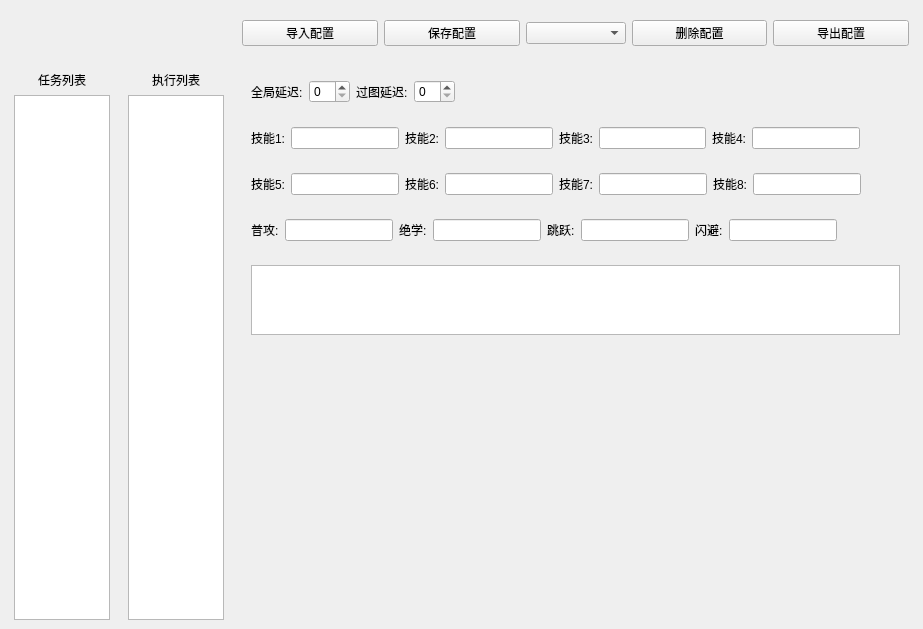
Qt form ui/ScriptWindow.ui (Thetrint/snow-elves) before a commit.
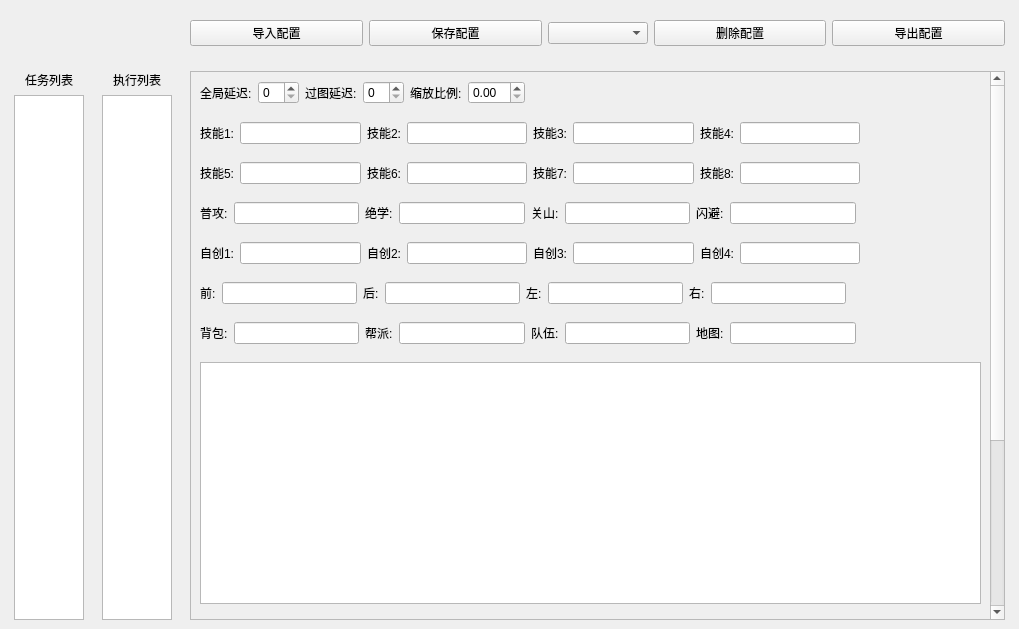
The same form after that commit. Custom widgets are drawn as their Qt base class.

The edit to the form file:
```diff
--- a/ui/ScriptWindow.ui
+++ b/ui/ScriptWindow.ui
@@ -6,7 +6,7 @@
    <rect>
     <x>0</x>
     <y>0</y>
-    <width>923</width>
+    <width>1019</width>
     <height>629</height>
    </rect>
   </property>
@@ -137,7 +137,7 @@
     <widget class="QStackedWidget" name="stackedWidget">
      <property name="sizePolicy">
       <sizepolicy hsizetype="Preferred" vsizetype="Preferred">
-       <horstretch>6</horstretch>
+       <horstretch>10</horstretch>
        <verstretch>0</verstretch>
       </sizepolicy>
      </property>
@@ -147,6 +147,45 @@
      <widget class="QWidget" name="page">
       <layout class="QVBoxLayout" name="verticalLayout_9">
        <item>
+        <widget class="QScrollArea" name="scrollArea">
+         <property name="widgetResizable">
+          <bool>true</bool>
+         </property>
+         <widget class="QWidget" name="scrollAreaWidgetContents">
+          <property name="geometry">
+           <rect>
+            <x>0</x>
+            <y>0</y>
+            <width>809</width>
+            <height>800</height>
+           </rect>
+          </property>
+          <property name="minimumSize">
+           <size>
+            <width>0</width>
+            <height>800</height>
+           </size>
+          </property>
+          <property name="class" stdset="0">
+           <string>scroll</string>
+          </property>
+          <layout class="QVBoxLayout" name="verticalLayout_10">
+           <property name="spacing">
+            <number>0</number>
+           </property>
+           <property name="leftMargin">
+            <number>0</number>
+           </property>
+           <property name="topMargin">
+            <number>0</number>
+           </property>
+           <property name="rightMargin">
+            <number>0</number>
+           </property>
+           <property name="bottomMargin">
+            <number>0</number>
+           </property>
+           <item>
         <widget class="QWidget" name="widget_13" native="true">
          <layout class="QHBoxLayout" name="horizontalLayout_10">
           <item>
@@ -188,6 +227,19 @@
           <item>
            <widget class="QSpinBox" name="spinBox_6"/>
           </item>
+              <item>
+               <widget class="QLabel" name="label_50">
+                <property name="text">
+                 <string>缩放比例:</string>
+                </property>
+                <property name="class" stdset="0">
+                 <string>tip</string>
+                </property>
+               </widget>
+              </item>
+              <item>
+               <widget class="QDoubleSpinBox" name="doubleSpinBox_7"/>
+              </item>
           <item>
            <spacer name="horizontalSpacer_7">
             <property name="orientation">
@@ -454,7 +506,7 @@
              </sizepolicy>
             </property>
             <property name="text">
-             <string>跳跃:</string>
+                 <string>关山:</string>
             </property>
             <property name="class" stdset="0">
              <string>tip1</string>
@@ -501,6 +553,303 @@
          </layout>
         </widget>
        </item>
+           <item>
+            <widget class="QWidget" name="widget_18" native="true">
+             <layout class="QHBoxLayout" name="horizontalLayout_15">
+              <item>
+               <widget class="QLabel" name="label_38">
+                <property name="sizePolicy">
+                 <sizepolicy hsizetype="Preferred" vsizetype="Preferred">
+                  <horstretch>0</horstretch>
+                  <verstretch>0</verstretch>
+                 </sizepolicy>
+                </property>
+                <property name="text">
+                 <string>自创1:</string>
+                </property>
+                <property name="class" stdset="0">
+                 <string>tip1</string>
+                </property>
+               </widget>
+              </item>
+              <item>
+               <widget class="CustomLineEdit" name="lineEdit_15">
+                <property name="class" stdset="0">
+                 <string>kill</string>
+                </property>
+               </widget>
+              </item>
+              <item>
+               <widget class="QLabel" name="label_39">
+                <property name="text">
+                 <string>自创2:</string>
+                </property>
+                <property name="class" stdset="0">
+                 <string>tip1</string>
+                </property>
+               </widget>
+              </item>
+              <item>
+               <widget class="CustomLineEdit" name="lineEdit_16">
+                <property name="class" stdset="0">
+                 <string>kill</string>
+                </property>
+               </widget>
+              </item>
+              <item>
+               <widget class="QLabel" name="label_40">
+                <property name="sizePolicy">
+                 <sizepolicy hsizetype="Preferred" vsizetype="Preferred">
+                  <horstretch>0</horstretch>
+                  <verstretch>0</verstretch>
+                 </sizepolicy>
+                </property>
+                <property name="text">
+                 <string>自创3:</string>
+                </property>
+                <property name="class" stdset="0">
+                 <string>tip1</string>
+                </property>
+               </widget>
+              </item>
+              <item>
+               <widget class="CustomLineEdit" name="lineEdit_17">
+                <property name="class" stdset="0">
+                 <string>kill</string>
+                </property>
+               </widget>
+              </item>
+              <item>
+               <widget class="QLabel" name="label_41">
+                <property name="text">
+                 <string>自创4:</string>
+                </property>
+                <property name="class" stdset="0">
+                 <string>tip1</string>
+                </property>
+               </widget>
+              </item>
+              <item>
+               <widget class="CustomLineEdit" name="lineEdit_18">
+                <property name="class" stdset="0">
+                 <string>kill</string>
+                </property>
+               </widget>
+              </item>
+              <item>
+               <spacer name="horizontalSpacer_11">
+                <property name="orientation">
+                 <enum>Qt::Orientation::Horizontal</enum>
+                </property>
+                <property name="sizeHint" stdset="0">
+                 <size>
+                  <width>40</width>
+                  <height>20</height>
+                 </size>
+                </property>
+               </spacer>
+              </item>
+             </layout>
+            </widget>
+           </item>
+           <item>
+            <widget class="QWidget" name="widget_19" native="true">
+             <layout class="QHBoxLayout" name="horizontalLayout_16">
+              <item>
+               <widget class="QLabel" name="label_42">
+                <property name="sizePolicy">
+                 <sizepolicy hsizetype="Preferred" vsizetype="Preferred">
+                  <horstretch>0</horstretch>
+                  <verstretch>0</verstretch>
+                 </sizepolicy>
+                </property>
+                <property name="text">
+                 <string>前:</string>
+                </property>
+                <property name="class" stdset="0">
+                 <string>tip1</string>
+                </property>
+               </widget>
+              </item>
+              <item>
+               <widget class="CustomLineEdit" name="lineEdit_19">
+                <property name="class" stdset="0">
+                 <string>kill</string>
+                </property>
+               </widget>
+              </item>
+              <item>
+               <widget class="QLabel" name="label_43">
+                <property name="text">
+                 <string>后:</string>
+                </property>
+                <property name="class" stdset="0">
+                 <string>tip1</string>
+                </property>
+               </widget>
+              </item>
+              <item>
+               <widget class="CustomLineEdit" name="lineEdit_20">
+                <property name="class" stdset="0">
+                 <string>kill</string>
+                </property>
+               </widget>
+              </item>
+              <item>
+               <widget class="QLabel" name="label_44">
+                <property name="sizePolicy">
+                 <sizepolicy hsizetype="Preferred" vsizetype="Preferred">
+                  <horstretch>0</horstretch>
+                  <verstretch>0</verstretch>
+                 </sizepolicy>
+                </property>
+                <property name="text">
+                 <string>左:</string>
+                </property>
+                <property name="class" stdset="0">
+                 <string>tip1</string>
+                </property>
+               </widget>
+              </item>
+              <item>
+               <widget class="CustomLineEdit" name="lineEdit_21">
+                <property name="class" stdset="0">
+                 <string>kill</string>
+                </property>
+               </widget>
+              </item>
+              <item>
+               <widget class="QLabel" name="label_45">
+                <property name="text">
+                 <string>右:</string>
+                </property>
+                <property name="class" stdset="0">
+                 <string>tip1</string>
+                </property>
+               </widget>
+              </item>
+              <item>
+               <widget class="CustomLineEdit" name="lineEdit_22">
+                <property name="class" stdset="0">
+                 <string>kill</string>
+                </property>
+               </widget>
+              </item>
+              <item>
+               <spacer name="horizontalSpacer_12">
+                <property name="orientation">
+                 <enum>Qt::Orientation::Horizontal</enum>
+                </property>
+                <property name="sizeHint" stdset="0">
+                 <size>
+                  <width>40</width>
+                  <height>20</height>
+                 </size>
+                </property>
+               </spacer>
+              </item>
+             </layout>
+            </widget>
+           </item>
+           <item>
+            <widget class="QWidget" name="widget_20" native="true">
+             <layout class="QHBoxLayout" name="horizontalLayout_17">
+              <item>
+               <widget class="QLabel" name="label_46">
+                <property name="sizePolicy">
+                 <sizepolicy hsizetype="Preferred" vsizetype="Preferred">
+                  <horstretch>0</horstretch>
+                  <verstretch>0</verstretch>
+                 </sizepolicy>
+                </property>
+                <property name="text">
+                 <string>背包:</string>
+                </property>
+                <property name="class" stdset="0">
+                 <string>tip1</string>
+                </property>
+               </widget>
+              </item>
+              <item>
+               <widget class="CustomLineEdit" name="lineEdit_23">
+                <property name="class" stdset="0">
+                 <string>kill</string>
+                </property>
+               </widget>
+              </item>
+              <item>
+               <widget class="QLabel" name="label_47">
+                <property name="text">
+                 <string>帮派:</string>
+                </property>
+                <property name="class" stdset="0">
+                 <string>tip1</string>
+                </property>
+               </widget>
+              </item>
+              <item>
+               <widget class="CustomLineEdit" name="lineEdit_24">
+                <property name="class" stdset="0">
+                 <string>kill</string>
+                </property>
+               </widget>
+              </item>
+              <item>
+               <widget class="QLabel" name="label_48">
+                <property name="sizePolicy">
+                 <sizepolicy hsizetype="Preferred" vsizetype="Preferred">
+                  <horstretch>0</horstretch>
+                  <verstretch>0</verstretch>
+                 </sizepolicy>
+                </property>
+                <property name="text">
+                 <string>队伍:</string>
+                </property>
+                <property name="class" stdset="0">
+                 <string>tip1</string>
+                </property>
+               </widget>
+              </item>
+              <item>
+               <widget class="CustomLineEdit" name="lineEdit_25">
+                <property name="class" stdset="0">
+                 <string>kill</string>
+                </property>
+               </widget>
+              </item>
+              <item>
+               <widget class="QLabel" name="label_49">
+                <property name="text">
+                 <string>地图:</string>
+                </property>
+                <property name="class" stdset="0">
+                 <string>tip1</string>
+                </property>
+               </widget>
+              </item>
+              <item>
+               <widget class="CustomLineEdit" name="lineEdit_26">
+                <property name="class" stdset="0">
+                 <string>kill</string>
+                </property>
+               </widget>
+              </item>
+              <item>
+               <spacer name="horizontalSpacer_13">
+                <property name="orientation">
+                 <enum>Qt::Orientation::Horizontal</enum>
+                </property>
+                <property name="sizeHint" stdset="0">
+                 <size>
+                  <width>40</width>
+                  <height>20</height>
+                 </size>
+                </property>
+               </spacer>
+              </item>
+             </layout>
+            </widget>
+           </item>
        <item>
         <widget class="QWidget" name="widget_17" native="true">
          <layout class="QHBoxLayout" name="horizontalLayout_14">
@@ -518,10 +867,14 @@
          <property name="sizeHint" stdset="0">
           <size>
            <width>20</width>
-           <height>501</height>
+               <height>253</height>
           </size>
          </property>
         </spacer>
+           </item>
+          </layout>
+         </widget>
+        </widget>
        </item>
       </layout>
      </widget>
```
Left out of the diff: 158 changed lines with no effect on the pictures. Lines whose indentation alone changed are shown as unchanged.
